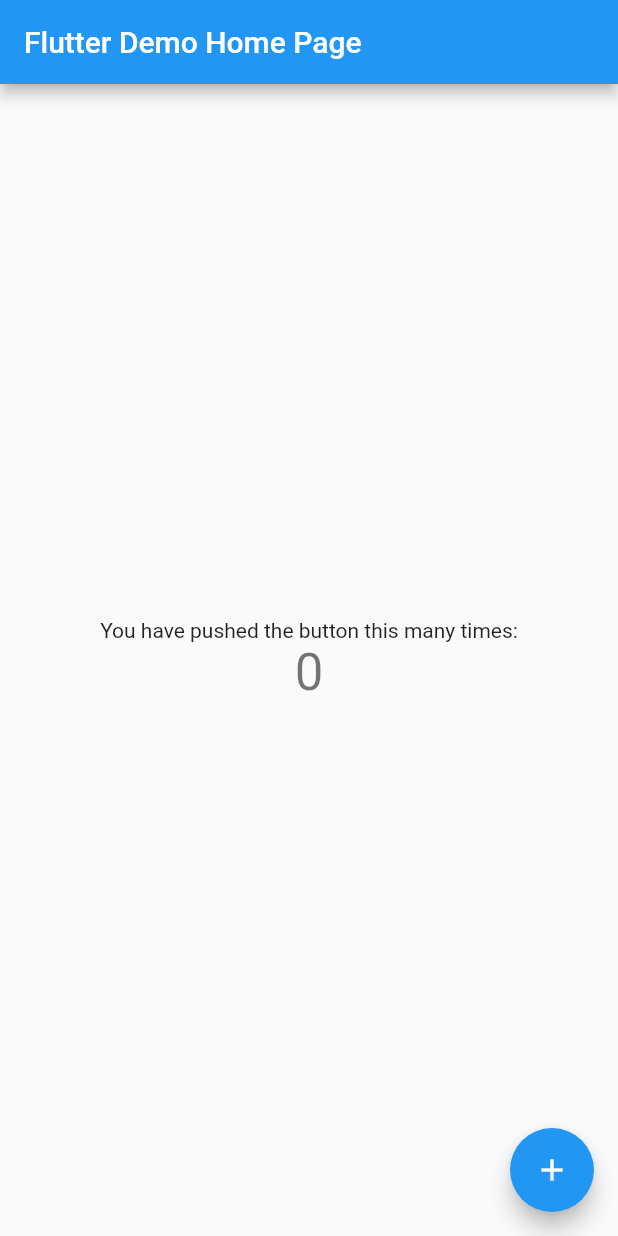
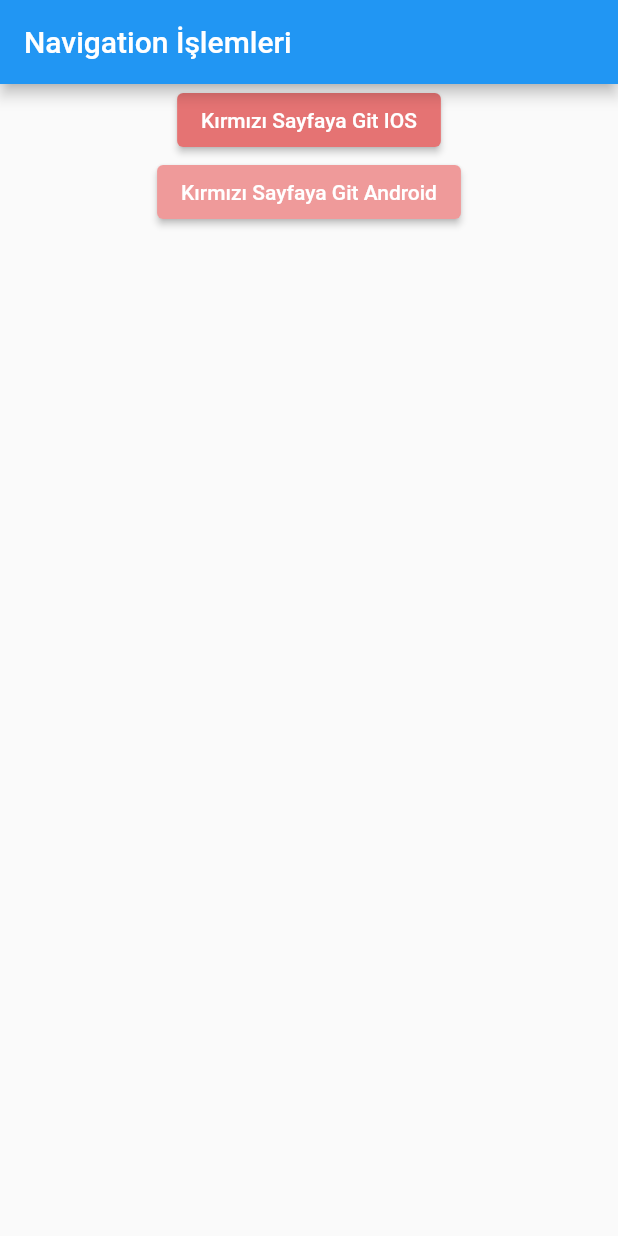
Before and after one commit to islamoktay/learning_process, a Flutter app: the screen it shows after launch, on a phone screen of 412 x 824 dp. Run offline on Flutter 3.47's test engine with Material 2 defaults, Android fonts, the phone set to English and light mode, and no system bars; our stand-ins replace flutter_easyloading.

Commit message:
studied more

```diff
--- a/flutter/flutter_navigator/lib/main.dart
+++ b/flutter/flutter_navigator/lib/main.dart
@@ -1,113 +1,65 @@
+import 'package:flutter/cupertino.dart';
 import 'package:flutter/material.dart';
+import 'package:flutter_navigator/red_page.dart';
 
-void main() {
-  runApp(MyApp());
-}
+void main() => runApp(MyApp());
 
 class MyApp extends StatelessWidget {
-  // This widget is the root of your application.
   @override
   Widget build(BuildContext context) {
     return MaterialApp(
-      title: 'Flutter Demo',
-      theme: ThemeData(
-        // This is the theme of your application.
-        //
-        // Try running your application with "flutter run". You'll see the
-        // application has a blue toolbar. Then, without quitting the app, try
-        // changing the primarySwatch below to Colors.green and then invoke
-        // "hot reload" (press "r" in the console where you ran "flutter run",
-        // or simply save your changes to "hot reload" in a Flutter IDE).
-        // Notice that the counter didn't reset back to zero; the application
-        // is not restarted.
-        primarySwatch: Colors.blue,
-      ),
-      home: MyHomePage(title: 'Flutter Demo Home Page'),
+      title: 'Material App',
+      home: AnaSayfa(),
     );
   }
 }
 
-class MyHomePage extends StatefulWidget {
-  MyHomePage({Key? key, required this.title}) : super(key: key);
-
-  // This widget is the home page of your application. It is stateful, meaning
-  // that it has a State object (defined below) that contains fields that affect
-  // how it looks.
-
-  // This class is the configuration for the state. It holds the values (in this
-  // case the title) provided by the parent (in this case the App widget) and
-  // used by the build method of the State. Fields in a Widget subclass are
-  // always marked "final".
-
-  final String title;
-
-  @override
-  _MyHomePageState createState() => _MyHomePageState();
-}
-
-class _MyHomePageState extends State<MyHomePage> {
-  int _counter = 0;
-
-  void _incrementCounter() {
-    setState(() {
-      // This call to setState tells the Flutter framework that something has
-      // changed in this State, which causes it to rerun the build method below
-      // so that the display can reflect the updated values. If we changed
-      // _counter without calling setState(), then the build method would not be
-      // called again, and so nothing would appear to happen.
-      _counter++;
-    });
-  }
+class AnaSayfa extends StatelessWidget {
+  const AnaSayfa({Key? key}) : super(key: key);
 
   @override
   Widget build(BuildContext context) {
-    // This method is rerun every time setState is called, for instance as done
-    // by the _incrementCounter method above.
-    //
-    // The Flutter framework has been optimized to make rerunning build methods
-    // fast, so that you can just rebuild anything that needs updating rather
-    // than having to individually change instances of widgets.
     return Scaffold(
       appBar: AppBar(
-        // Here we take the value from the MyHomePage object that was created by
-        // the App.build method, and use it to set our appbar title.
-        title: Text(widget.title),
+        title: Text('Navigation İşlemleri'),
       ),
       body: Center(
-        // Center is a layout widget. It takes a single child and positions it
-        // in the middle of the parent.
         child: Column(
-          // Column is also a layout widget. It takes a list of children and
-          // arranges them vertically. By default, it sizes itself to fit its
-          // children horizontally, and tries to be as tall as its parent.
-          //
-          // Invoke "debug painting" (press "p" in the console, choose the
-          // "Toggle Debug Paint" action from the Flutter Inspector in Android
-          // Studio, or the "Toggle Debug Paint" command in Visual Studio Code)
-          // to see the wireframe for each widget.
-          //
-          // Column has various properties to control how it sizes itself and
-          // how it positions its children. Here we use mainAxisAlignment to
-          // center the children vertically; the main axis here is the vertical
-          // axis because Columns are vertical (the cross axis would be
-          // horizontal).
-          mainAxisAlignment: MainAxisAlignment.center,
-          children: <Widget>[
-            Text(
-              'You have pushed the button this many times:',
+          children: [
+            ElevatedButton(
+              onPressed: () {
+                Navigator.push(
+                  context,
+                  CupertinoPageRoute(
+                    builder: (redContext) => RedPage(),
+                  ),
+                );
+              },
+              style: ElevatedButton.styleFrom(
+                primary: Colors.red.shade300,
+              ),
+              child: Text(
+                'Kırmızı Sayfaya Git IOS',
+              ),
             ),
-            Text(
-              '$_counter',
-              style: Theme.of(context).textTheme.headline4,
+            ElevatedButton(
+              onPressed: () {
+                Navigator.of(context).push(
+                  MaterialPageRoute(
+                    builder: (redContext) => RedPage(),
+                  ),
+                );
+              },
+              style: ElevatedButton.styleFrom(
+                primary: Colors.red.shade200,
+              ),
+              child: Text(
+                'Kırmızı Sayfaya Git Android',
+              ),
             ),
           ],
         ),
       ),
-      floatingActionButton: FloatingActionButton(
-        onPressed: _incrementCounter,
-        tooltip: 'Increment',
-        child: Icon(Icons.add),
-      ), // This trailing comma makes auto-formatting nicer for build methods.
     );
   }
 }
```
Also changed, not shown: flutter/flutter_navigator/lib/green_page.dart (added, +21 -0 lines), flutter/flutter_navigator/lib/orange_page.dart (added, +21 -0 lines), flutter/flutter_navigator/lib/purple_page.dart (added, +21 -0 lines), flutter/flutter_navigator/lib/red_page.dart (added, +21 -0 lines), flutter/flutter_navigator/lib/yellow_page.dart (added, +21 -0 lines).
